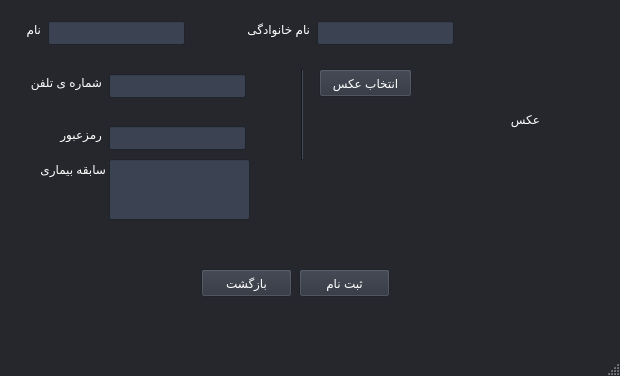
This is Form.ui in elsobhano/python_AP_fina as Qt 5 draws it before an edit. The edited form follows.
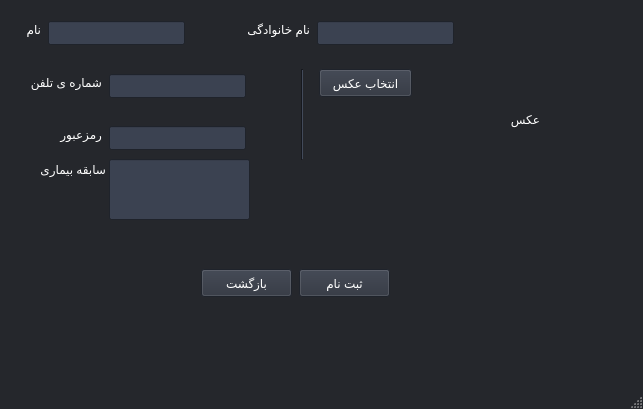
This is the edited form.

Commit message: doc portal finished design

Patch:
```diff
--- a/Form.ui
+++ b/Form.ui
@@ -6,8 +6,8 @@
    <rect>
     <x>0</x>
     <y>0</y>
-    <width>620</width>
-    <height>376</height>
+    <width>643</width>
+    <height>409</height>
    </rect>
   </property>
   <property name="sizePolicy">
@@ -169,6 +169,15 @@
        </color>
       </brush>
      </colorrole>
+     <colorrole role="PlaceholderText">
+      <brush brushstyle="NoBrush">
+       <color alpha="128">
+        <red>255</red>
+        <green>255</green>
+        <blue>255</blue>
+       </color>
+      </brush>
+     </colorrole>
     </active>
     <inactive>
      <colorrole role="WindowText">
@@ -315,6 +324,15 @@
        </color>
       </brush>
      </colorrole>
+     <colorrole role="PlaceholderText">
+      <brush brushstyle="NoBrush">
+       <color alpha="128">
+        <red>255</red>
+        <green>255</green>
+        <blue>255</blue>
+       </color>
+      </brush>
+     </colorrole>
     </inactive>
     <disabled>
      <colorrole role="WindowText">
@@ -461,6 +479,15 @@
        </color>
       </brush>
      </colorrole>
+     <colorrole role="PlaceholderText">
+      <brush brushstyle="NoBrush">
+       <color alpha="128">
+        <red>255</red>
+        <green>255</green>
+        <blue>255</blue>
+       </color>
+      </brush>
+     </colorrole>
     </disabled>
    </palette>
   </property>
@@ -609,6 +636,15 @@
            </color>
           </brush>
          </colorrole>
+         <colorrole role="PlaceholderText">
+          <brush brushstyle="NoBrush">
+           <color alpha="128">
+            <red>255</red>
+            <green>255</green>
+            <blue>255</blue>
+           </color>
+          </brush>
+         </colorrole>
         </active>
         <inactive>
          <colorrole role="WindowText">
@@ -746,6 +782,15 @@
            </color>
           </brush>
          </colorrole>
+         <colorrole role="PlaceholderText">
+          <brush brushstyle="NoBrush">
+           <color alpha="128">
+            <red>255</red>
+            <green>255</green>
+            <blue>255</blue>
+           </color>
+          </brush>
+         </colorrole>
         </inactive>
         <disabled>
          <colorrole role="WindowText">
@@ -883,6 +928,15 @@
            </color>
           </brush>
          </colorrole>
+         <colorrole role="PlaceholderText">
+          <brush brushstyle="NoBrush">
+           <color alpha="128">
+            <red>255</red>
+            <green>255</green>
+            <blue>255</blue>
+           </color>
+          </brush>
+         </colorrole>
         </disabled>
        </palette>
       </property>
```
Left out of the diff: 4 changed lines with no effect on the pictures. The commit also changes 2 other files.
